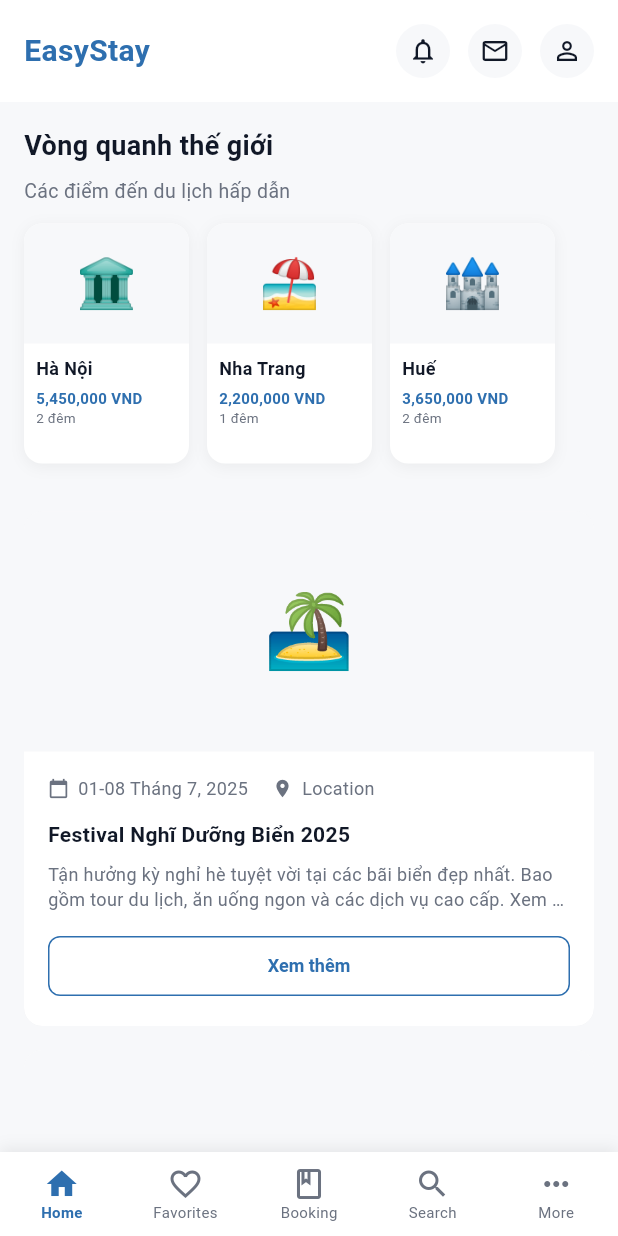
After one commit to manhun03/Booking, a Flutter app: the HomeScreen screen opened by its route, on a phone screen of 412 x 824 dp. The commit adds this screen. Run offline on Flutter 3.47's test engine with Material 3 defaults, Android fonts, the phone set to English and light mode, and no system bars; our stand-ins replace google_fonts.

Commit message:
Upload homepage, welcome

```diff
--- a/frontend/lib/main.dart
+++ b/frontend/lib/main.dart
@@ -2,6 +2,7 @@ import 'package:flutter/material.dart';
 import 'screens/splash_screen.dart';
 import 'screens/login_screen.dart';
 import 'screens/welcome_screen.dart';
+import 'screens/home_screen.dart';
 import 'utils/theme.dart';
 
 void main() {
@@ -22,6 +23,7 @@ class HHBNBookingApp extends StatelessWidget {
         '/': (context) => const SplashScreen(),
         '/welcome': (context) => const WelcomeScreen(),
         '/login': (context) => const LoginScreen(),
+        '/home': (context) => const HomeScreen(),
       },
     );
   }
--- /dev/null
+++ b/frontend/lib/screens/home_screen.dart
@@ -0,0 +1,439 @@
+import 'package:flutter/material.dart';
+import '../utils/colors.dart';
+
+class HomeScreen extends StatefulWidget {
+  const HomeScreen({Key? key}) : super(key: key);
+
+  @override
+  State<HomeScreen> createState() => _HomeScreenState();
+}
+
+class _HomeScreenState extends State<HomeScreen> {
+  int _selectedIndex = 0;
+
+  final List<Map<String, dynamic>> destinations = [
+    {
+      'name': 'Hà Nội',
+      'price': '5,450,000 VND',
+      'nights': '2 đêm',
+      'image': '🏛️',
+    },
+    {
+      'name': 'Nha Trang',
+      'price': '2,200,000 VND',
+      'nights': '1 đêm',
+      'image': '🏖️',
+    },
+    {
+      'name': 'Huế',
+      'price': '3,650,000 VND',
+      'nights': '2 đêm',
+      'image': '🏰',
+    },
+  ];
+
+  final List<Map<String, dynamic>> festivals = [
+    {
+      'title': 'Festival Nghĩ Dưỡng Biển 2025',
+      'date': '01-08 Tháng 7, 2025',
+      'location': 'Location',
+      'description': 'Tận hưởng kỳ nghỉ hè tuyệt vời tại các bãi biển đẹp nhất. Bao gồm tour du lịch, ăn uống ngon và các dịch vụ cao cấp. Xem tự tối >',
+      'image': '🏝️',
+    },
+    {
+      'title': 'Bữa Nghĩ & Trăn Lâm Du Lịch 2025',
+      'date': '3-8-15 Tháng 2025',
+      'location': 'Location',
+      'description': 'Trải nghiệm kỳ nghỉ thật khác biệt với những gợi ý du lịch độc đáo. Khám phá những điểm đến mới lạ, thưởng thức ẩm thực địa phương và thư giãn tại các resort 5 sao. Xem tất cả >',
+      'image': '🛏️',
+    },
+  ];
+
+  void _onBottomNavTapped(int index) {
+    setState(() {
+      _selectedIndex = index;
+    });
+    // TODO: Navigate to different screens based on index
+  }
+
+  @override
+  Widget build(BuildContext context) {
+    return Scaffold(
+      body: Container(
+        color: AppColors.colorBg,
+        child: SingleChildScrollView(
+          child: Column(
+            children: [
+              // Header
+              Container(
+                color: AppColors.white,
+                padding: const EdgeInsets.symmetric(horizontal: 16, vertical: 16),
+                child: Row(
+                  mainAxisAlignment: MainAxisAlignment.spaceBetween,
+                  children: [
+                    const Text(
+                      'EasyStay',
+                      style: TextStyle(
+                        fontSize: 20,
+                        fontWeight: FontWeight.bold,
+                        color: AppColors.colorPrimary,
+                      ),
+                    ),
+                    Row(
+                      children: [
+                        Container(
+                          width: 36,
+                          height: 36,
+                          decoration: BoxDecoration(
+                            color: AppColors.colorBg,
+                            shape: BoxShape.circle,
+                          ),
+                          child: const Icon(
+                            Icons.notifications_none,
+                            color: AppColors.textPrimary,
+                            size: 20,
+                          ),
+                        ),
+                        const SizedBox(width: 12),
+                        Container(
+                          width: 36,
+                          height: 36,
+                          decoration: BoxDecoration(
+                            color: AppColors.colorBg,
+                            shape: BoxShape.circle,
+                          ),
+                          child: const Icon(
+                            Icons.mail_outline,
+                            color: AppColors.textPrimary,
+                            size: 20,
+                          ),
+                        ),
+                        const SizedBox(width: 12),
+                        Container(
+                          width: 36,
+                          height: 36,
+                          decoration: BoxDecoration(
+                            color: AppColors.colorBg,
+                            shape: BoxShape.circle,
+                          ),
+                          child: const Icon(
+                            Icons.person_outline,
+                            color: AppColors.textPrimary,
+                            size: 20,
+                          ),
+                        ),
+                      ],
+                    ),
+                  ],
+                ),
+              ),
+              // Destinations Section
+              Padding(
+                padding: const EdgeInsets.all(16),
+                child: Column(
+                  crossAxisAlignment: CrossAxisAlignment.start,
+                  children: [
+                    const Text(
+                      'Vòng quanh thế giới',
+                      style: TextStyle(
+                        fontSize: 18,
+                        fontWeight: FontWeight.bold,
+                        color: AppColors.textPrimary,
+                      ),
+                    ),
+                    const SizedBox(height: 8),
+                    const Text(
+                      'Các điểm đến du lịch hấp dẫn',
+                      style: TextStyle(
+                        fontSize: 13,
+                        color: AppColors.textSecondary,
+                      ),
+                    ),
+                    const SizedBox(height: 12),
+                    SizedBox(
+                      height: 160,
+                      child: ListView.builder(
+                        scrollDirection: Axis.horizontal,
+                        itemCount: destinations.length,
+                        itemBuilder: (context, index) {
+                          final destination = destinations[index];
+                          return Padding(
+                            padding: EdgeInsets.only(right: index < destinations.length - 1 ? 12 : 0),
+                            child: Container(
+                              width: 110,
+                              decoration: BoxDecoration(
+                                color: AppColors.white,
+                                borderRadius: BorderRadius.circular(12),
+                                boxShadow: [
+                                  BoxShadow(
+                                    color: Colors.black.withOpacity(0.05),
+                                    blurRadius: 8,
+                                    offset: const Offset(0, 2),
+                                  ),
+                                ],
+                              ),
+                              child: Column(
+                                crossAxisAlignment: CrossAxisAlignment.start,
+                                children: [
+                                  // Image placeholder
+                                  Container(
+                                    width: double.infinity,
+                                    height: 80,
+                                    decoration: BoxDecoration(
+                                      color: AppColors.colorBg,
+                                      borderRadius: const BorderRadius.only(
+                                        topLeft: Radius.circular(12),
+                                        topRight: Radius.circular(12),
+                                      ),
+                                    ),
+                                    child: Center(
+                                      child: Text(
+                                        destination['image'],
+                                        style: const TextStyle(fontSize: 32),
+                                      ),
+                                    ),
+                                  ),
+                                  // Content
+                                  Padding(
+                                    padding: const EdgeInsets.all(8),
+                                    child: Column(
+                                      crossAxisAlignment: CrossAxisAlignment.start,
+                                      children: [
+                                        Text(
+                                          destination['name'],
+                                          style: const TextStyle(
+                                            fontSize: 12,
+                                            fontWeight: FontWeight.bold,
+                                            color: AppColors.textPrimary,
+                                          ),
+                                        ),
+                                        const SizedBox(height: 4),
+                                        Text(
+                                          destination['price'],
+                                          style: const TextStyle(
+                                            fontSize: 10,
+                                            fontWeight: FontWeight.w600,
+                                            color: AppColors.colorPrimary,
+                                          ),
+                                        ),
+                                        Text(
+                                          destination['nights'],
+                                          style: const TextStyle(
+                                            fontSize: 9,
+                                            color: AppColors.textSecondary,
+                                          ),
+                                        ),
+                                      ],
+                                    ),
+                                  ),
+                                ],
+                              ),
+                            ),
+                          );
+                        },
+                      ),
+                    ),
+                  ],
+                ),
+              ),
+              // Festival Cards Section
+              Padding(
+                padding: const EdgeInsets.all(16),
+                child: Column(
+                  children: List.generate(
+                    festivals.length,
+                    (index) {
+                      final festival = festivals[index];
+                      return Padding(
+                        padding: EdgeInsets.only(
+                          bottom: index < festivals.length - 1 ? 16 : 0,
+                        ),
+                        child: ClipRRect(
+                          borderRadius: BorderRadius.circular(12),
+                          child: Container(
+                            decoration: BoxDecoration(
+                              color: AppColors.white,
+                              borderRadius: BorderRadius.circular(12),
+                              boxShadow: [
+                                BoxShadow(
+                                  color: Colors.black.withOpacity(0.05),
+                                  blurRadius: 8,
+                                  offset: const Offset(0, 2),
+                                ),
+                              ],
+                            ),
+                            child: Column(
+                              crossAxisAlignment: CrossAxisAlignment.start,
+                              children: [
+                                // Image
+                                Container(
+                                  width: double.infinity,
+                                  height: 160,
+                                  color: AppColors.colorBg,
+                                  child: Center(
+                                    child: Text(
+                                      festival['image'],
+                                      style: const TextStyle(fontSize: 48),
+                                    ),
+                                  ),
+                                ),
+                                // Content
+                                Padding(
+                                  padding: const EdgeInsets.all(16),
+                                  child: Column(
+                                    crossAxisAlignment: CrossAxisAlignment.start,
+                                    children: [
+                                      // Date and Location
+                                      Row(
+                                        children: [
+                                          const Icon(
+                                            Icons.calendar_today,
+                                            size: 14,
+                                            color: AppColors.textSecondary,
+                                          ),
+                                          const SizedBox(width: 6),
+                                          Text(
+                                            festival['date'],
+                                            style: const TextStyle(
+                                              fontSize: 12,
+                                              color: AppColors.textSecondary,
+                                            ),
+                                          ),
+                                          const SizedBox(width: 16),
+                                          const Icon(
+                                            Icons.location_on,
+                                            size: 14,
+                                            color: AppColors.textSecondary,
+                                          ),
+                                          const SizedBox(width: 6),
+                                          Text(
+                                            festival['location'],
+                                            style: const TextStyle(
+                                              fontSize: 12,
+                                              color: AppColors.textSecondary,
+                                            ),
+                                          ),
+                                        ],
+                                      ),
+                                      const SizedBox(height: 12),
+                                      // Title
+                                      Text(
+                                        festival['title'],
+                                        style: const TextStyle(
+                                          fontSize: 14,
+                                          fontWeight: FontWeight.bold,
+                                          color: AppColors.textPrimary,
+                                        ),
+                                      ),
+                                      const SizedBox(height: 8),
+                                      // Description
+                                      Text(
+                                        festival['description'],
+                                        maxLines: 2,
+                                        overflow: TextOverflow.ellipsis,
+                                        style: const TextStyle(
+                                          fontSize: 12,
+                                          color: AppColors.textSecondary,
+                                          height: 1.4,
+                                        ),
+                                      ),
+                                      const SizedBox(height: 12),
+                                      // View More Button
+                                      SizedBox(
+                                        width: double.infinity,
+                                        child: OutlinedButton(
+                                          onPressed: () {
+                                            // TODO: Navigate to details
+                                          },
+                                          style: OutlinedButton.styleFrom(
+                                            side: const BorderSide(
+                                              color: AppColors.colorPrimary,
+                                              width: 1,
+                                            ),
+                                            padding: const EdgeInsets.symmetric(
+                                              vertical: 8,
+                                            ),
+                                          ),
+                                          child: const Text(
+                                            'Xem thêm',
+                                            style: TextStyle(
+                                              color: AppColors.colorPrimary,
+                                              fontSize: 12,
+                                              fontWeight: FontWeight.w600,
+                                            ),
+                                          ),
+                                        ),
+                                      ),
+                                    ],
+                                  ),
+                                ),
+                              ],
+                            ),
+                          ),
+                        ),
+                      );
+                    },
+                  ),
+                ),
+              ),
+              const SizedBox(height: 20),
+            ],
+          ),
+        ),
+      ),
+      bottomNavigationBar: Container(
+        decoration: BoxDecoration(
+          color: AppColors.white,
+          boxShadow: [
+            BoxShadow(
+              color: Colors.black.withOpacity(0.08),
+              blurRadius: 8,
+              offset: const Offset(0, -2),
+            ),
+          ],
+        ),
+        child: BottomNavigationBar(
+          currentIndex: _selectedIndex,
+          onTap: _onBottomNavTapped,
+          type: BottomNavigationBarType.fixed,
+          backgroundColor: Colors.transparent,
+          elevation: 0,
+          selectedItemColor: AppColors.colorPrimary,
+          unselectedItemColor: AppColors.textSecondary,
+          selectedLabelStyle: const TextStyle(
+            fontSize: 10,
+            fontWeight: FontWeight.w600,
+          ),
+          unselectedLabelStyle: const TextStyle(
+            fontSize: 10,
+          ),
+          items: const [
+            BottomNavigationBarItem(
+              icon: Icon(Icons.home_outlined),
+              activeIcon: Icon(Icons.home),
+              label: 'Home',
+            ),
+            BottomNavigationBarItem(
+              icon: Icon(Icons.favorite_outline),
+              activeIcon: Icon(Icons.favorite),
+              label: 'Favorites',
+            ),
+            BottomNavigationBarItem(
+              icon: Icon(Icons.book_outlined),
+              activeIcon: Icon(Icons.book),
+              label: 'Booking',
+            ),
+            BottomNavigationBarItem(
+              icon: Icon(Icons.search),
+              label: 'Search',
+            ),
+            BottomNavigationBarItem(
+              icon: Icon(Icons.more_horiz),
+              label: 'More',
+            ),
+          ],
+        ),
+      ),
+    );
+  }
+}
--- a/frontend/lib/screens/index.dart
+++ b/frontend/lib/screens/index.dart
@@ -1,4 +1,5 @@
 export 'splash_screen.dart';
 export 'login_screen.dart';
 export 'welcome_screen.dart';
+export 'home_screen.dart';
 export 'widgets/custom_text_field.dart';
--- a/frontend/lib/utils/colors.dart
+++ b/frontend/lib/utils/colors.dart
@@ -20,6 +20,7 @@ class AppColors {
   // Text colors
   static const Color textPrimary = Color(0xFF111827);
   static const Color textMuted = Color(0xFF6B7280);
+  static const Color textSecondary = Color(0xFF6B7280);
 
   // Icon & divider colors
   static const Color iconMuted = Color(0xFF9CA3AF);
--- a/frontend/lib/utils/theme.dart
+++ b/frontend/lib/utils/theme.dart
@@ -1,4 +1,5 @@
 import 'package:flutter/material.dart';
+import 'package:google_fonts/google_fonts.dart';
 import 'colors.dart';
 
 class AppTheme {
@@ -8,11 +9,12 @@ class AppTheme {
       brightness: Brightness.light,
       primaryColor: AppColors.colorPrimary,
       scaffoldBackgroundColor: AppColors.colorBg,
+      fontFamily: GoogleFonts.roboto().fontFamily,
       appBarTheme: AppBarTheme(
         backgroundColor: AppColors.colorPrimary,
         elevation: 0,
         centerTitle: true,
-        titleTextStyle: const TextStyle(
+        titleTextStyle: GoogleFonts.roboto(
           color: Colors.white,
           fontSize: 18,
           fontWeight: FontWeight.bold,
@@ -22,7 +24,7 @@ class AppTheme {
         style: ElevatedButton.styleFrom(
           backgroundColor: AppColors.colorPrimary,
           foregroundColor: Colors.white,
-          textStyle: const TextStyle(
+          textStyle: GoogleFonts.roboto(
             fontSize: 16,
             fontWeight: FontWeight.bold,
           ),
@@ -38,7 +40,7 @@ class AppTheme {
             color: AppColors.colorPrimary,
             width: 1.5,
           ),
-          textStyle: const TextStyle(
+          textStyle: GoogleFonts.roboto(
             fontSize: 14,
             fontWeight: FontWeight.w600,
           ),
@@ -47,36 +49,36 @@ class AppTheme {
           ),
         ),
       ),
-      textTheme: const TextTheme(
-        headlineLarge: TextStyle(
+      textTheme: TextTheme(
+        headlineLarge: GoogleFonts.roboto(
           fontSize: 28,
           fontWeight: FontWeight.bold,
           color: AppColors.textPrimary,
         ),
-        headlineMedium: TextStyle(
+        headlineMedium: GoogleFonts.roboto(
           fontSize: 24,
           fontWeight: FontWeight.bold,
           color: AppColors.textPrimary,
         ),
-        titleLarge: TextStyle(
+        titleLarge: GoogleFonts.roboto(
           fontSize: 20,
           fontWeight: FontWeight.bold,
           color: AppColors.textPrimary,
         ),
-        titleMedium: TextStyle(
+        titleMedium: GoogleFonts.roboto(
           fontSize: 16,
           fontWeight: FontWeight.w600,
           color: AppColors.textPrimary,
         ),
-        bodyLarge: TextStyle(
+        bodyLarge: GoogleFonts.roboto(
           fontSize: 16,
           color: AppColors.textPrimary,
         ),
-        bodyMedium: TextStyle(
+        bodyMedium: GoogleFonts.roboto(
           fontSize: 14,
           color: AppColors.textMuted,
         ),
-        labelSmall: TextStyle(
+        labelSmall: GoogleFonts.roboto(
           fontSize: 12,
           color: AppColors.textMuted,
         ),
```
